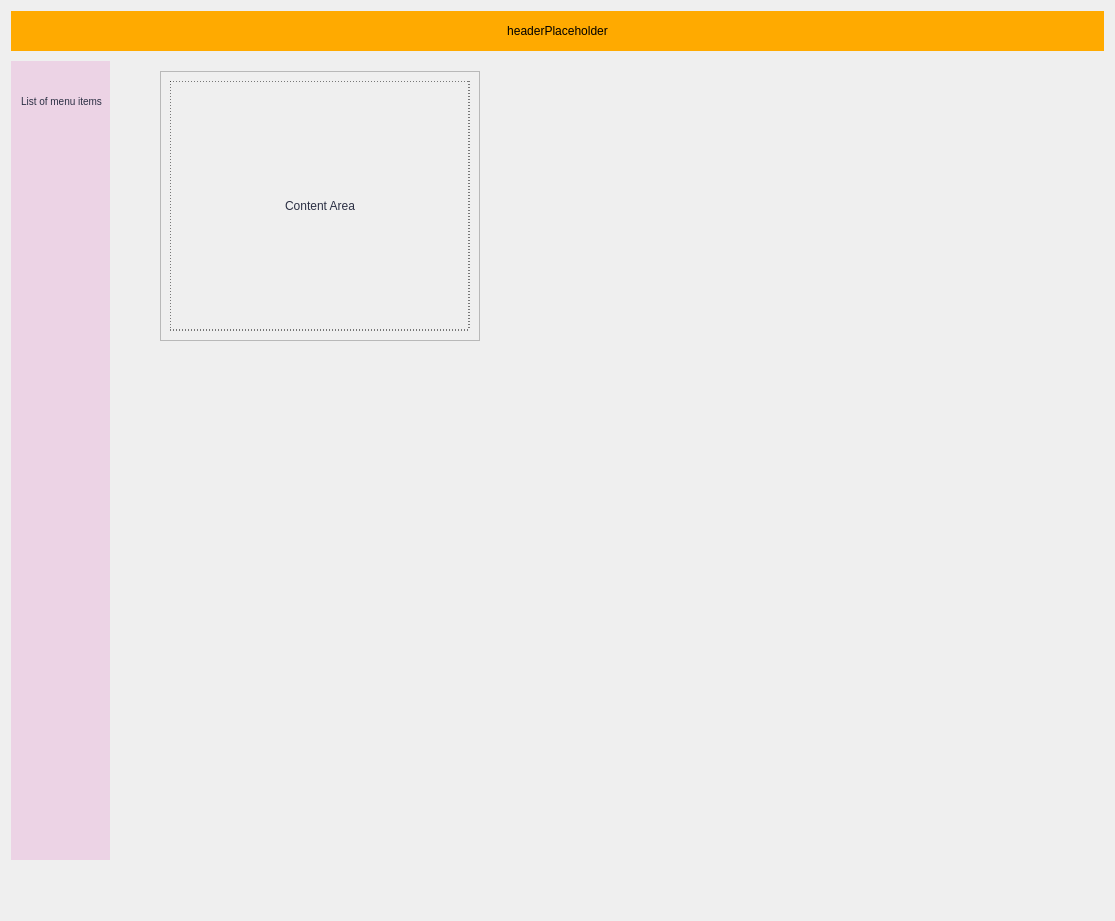
Old version of the form client/screens/home.ui in the repository kleroop/TechCourse_2022_12.
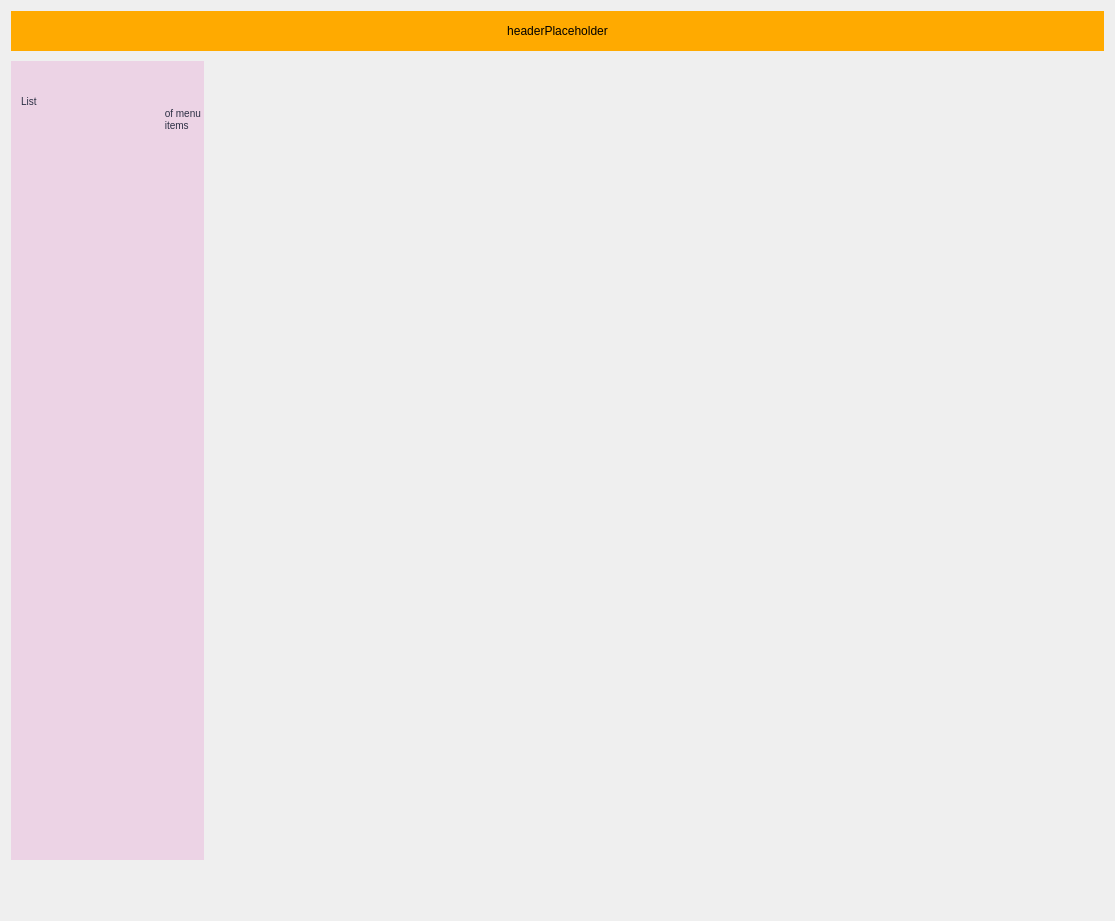
New version of the form.

Diff of the .ui file:
```diff
--- a/client/screens/home.ui
+++ b/client/screens/home.ui
@@ -106,7 +106,9 @@
                                                 </string>
            </property>
            <property name="text">
-            <string>List of menu items</string>
+            <string>List
+                                                    of menu
+                                                    items</string>
            </property>
            <property name="alignment">
             <set>Qt::AlignLeading|Qt::AlignLeft|Qt::AlignTop</set>
@@ -116,109 +118,29 @@
         </layout>
        </item>
        <item>
-        <widget class="QFrame" name="contentFrame">
-         <property name="sizePolicy">
-          <sizepolicy hsizetype="Minimum" vsizetype="Minimum">
-           <horstretch>0</horstretch>
-           <verstretch>0</verstretch>
-          </sizepolicy>
+        <layout class="QVBoxLayout" name="contentArea">
+         <property name="spacing">
+          <number>0</number>
          </property>
-         <property name="minimumSize">
-          <size>
-           <width>646</width>
-           <height>300</height>
-          </size>
+         <property name="leftMargin">
+          <number>66</number>
          </property>
-         <layout class="QGridLayout" name="gridLayout_2">
-          <property name="leftMargin">
-           <number>50</number>
-          </property>
-          <property name="topMargin">
-           <number>10</number>
-          </property>
-          <property name="rightMargin">
-           <number>100</number>
-          </property>
-          <property name="bottomMargin">
-           <number>0</number>
-          </property>
-          <item row="0" column="0" alignment="Qt::AlignLeft|Qt::AlignTop">
-           <widget class="QFrame" name="contentContainer">
-            <property name="frameShape">
-             <enum>QFrame::StyledPanel</enum>
-            </property>
-            <property name="frameShadow">
-             <enum>QFrame::Raised</enum>
-            </property>
-            <layout class="QHBoxLayout" name="horizontalLayout">
-             <item>
-              <widget class="QLabel" name="contentMock">
-               <property name="enabled">
-                <bool>false</bool>
-               </property>
-               <property name="minimumSize">
-                <size>
-                 <width>300</width>
-                 <height>250</height>
-                </size>
-               </property>
-               <property name="sizeIncrement">
-                <size>
-                 <width>0</width>
-                 <height>0</height>
-                </size>
-               </property>
-               <property name="baseSize">
-                <size>
-                 <width>0</width>
-                 <height>0</height>
-                </size>
-               </property>
-               <property name="styleSheet">
-                <string notr="true">font-size:  12px;
-                                                    font-weight: 400;
-                                                    color:  #2B2F43;
-                                                    border: 1px dashed black;</string>
-               </property>
-               <property name="text">
-                <string>Content Area</string>
-               </property>
-               <property name="alignment">
-                <set>Qt::AlignCenter</set>
-               </property>
-              </widget>
-             </item>
-            </layout>
-           </widget>
-          </item>
-          <item row="0" column="1">
-           <spacer name="horizontalSpacer">
-            <property name="orientation">
-             <enum>Qt::Horizontal</enum>
-            </property>
-            <property name="sizeHint" stdset="0">
-             <size>
-              <width>40</width>
-              <height>20</height>
-             </size>
-            </property>
-           </spacer>
-          </item>
-          <item row="1" column="0">
-           <spacer name="verticalSpacer">
-            <property name="orientation">
-             <enum>Qt::Vertical</enum>
-            </property>
-            <property name="sizeHint" stdset="0">
-             <size>
-              <width>20</width>
-              <height>40</height>
-             </size>
-            </property>
-           </spacer>
-          </item>
-         </layout>
-        </widget>
+         <property name="topMargin">
+          <number>21</number>
+         </property>
+         <property name="rightMargin">
+          <number>125</number>
+         </property>
+         <item>
+          <widget class="QStackedWidget" name="stackedWidget">
+           <property name="currentIndex">
+            <number>0</number>
+           </property>
+           <widget class="QWidget" name="page"/>
+           <widget class="QWidget" name="page_2"/>
+          </widget>
+         </item>
+        </layout>
        </item>
       </layout>
      </item>
```
